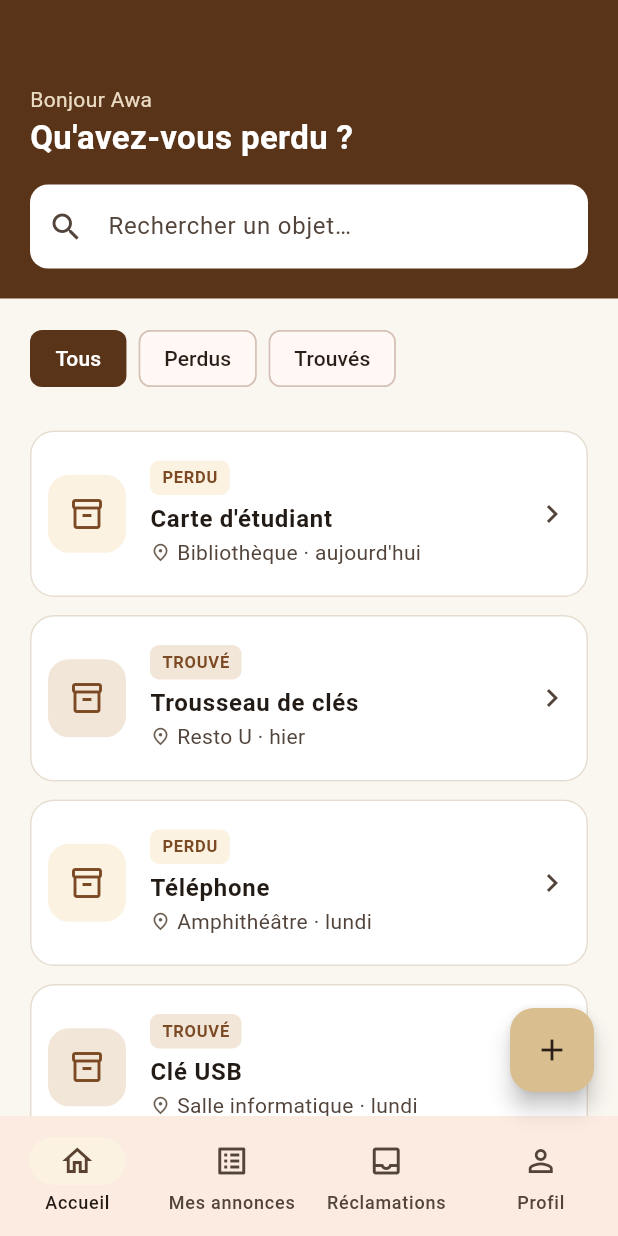
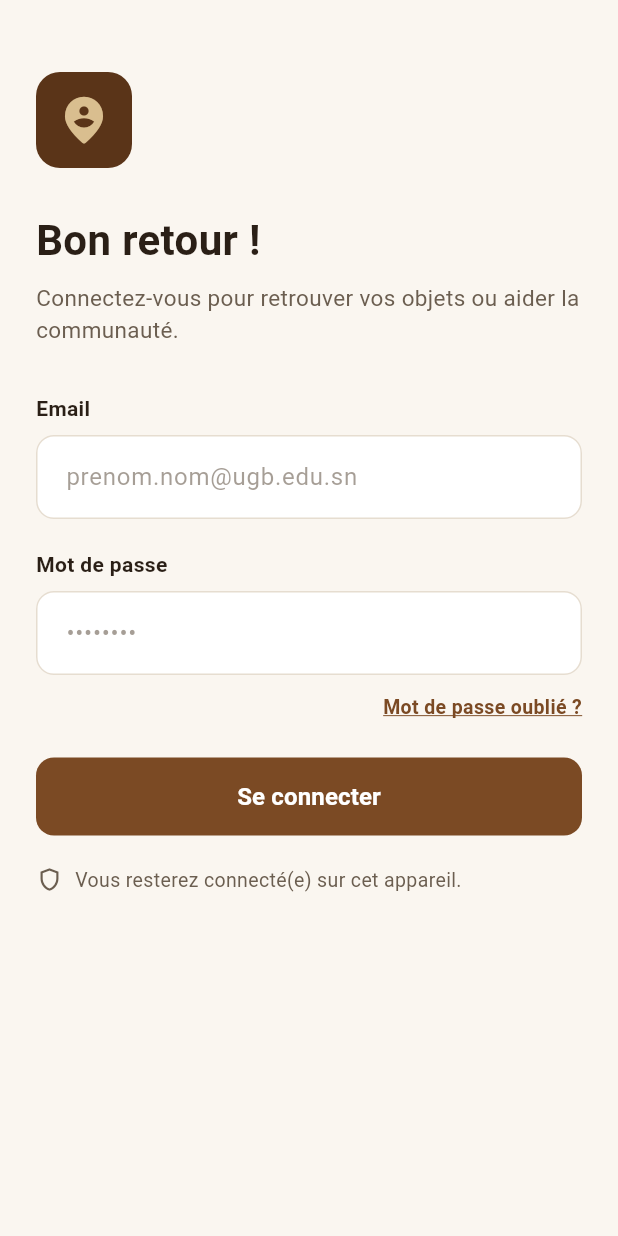
Before and after one commit to Fatou-fa/CampusLost, a Flutter app: the screen it shows after launch, on a phone screen of 412 x 824 dp. Run offline on Flutter 3.47's test engine with Material 3 defaults, Android fonts, the phone set to English and light mode, and no system bars.

Commit message:
Page connexion

```diff
--- a/analysis_options.yaml
+++ b/analysis_options.yaml
@@ -7,6 +7,15 @@
 
 # The following line activates a set of recommended lints for Flutter apps,
 # packages, and plugins designed to encourage good coding practices.
+analyzer:
+  exclude:
+    - build/**
+    - android/**
+    - ios/**
+    - web/**
+    - windows/**
+    - macos/**
+    - linux/**
 include: package:flutter_lints/flutter.yaml
 
 linter:
--- a/lib/main.dart
+++ b/lib/main.dart
@@ -1,3 +1,4 @@
+import 'package:campuslost/screens/login_screen.dart';
 import 'package:flutter/material.dart';
 
 import 'screens/accueil_screen.dart';
@@ -20,7 +21,7 @@ class CampusLostApp extends StatelessWidget {
         colorScheme: ColorScheme.fromSeed(seedColor: Couleurs.marron),
         useMaterial3: true,
       ),
-      home: const AccueilScreen(),
+      home: const LoginScreen(),
     );
   }
 }
--- /dev/null
+++ b/lib/screens/login_screen.dart
@@ -0,0 +1,249 @@
+import 'package:campuslost/theme/couleurs.dart';
+import 'package:flutter/material.dart';
+
+class LoginScreen extends StatefulWidget {
+  const LoginScreen({super.key});
+
+  @override
+  State<LoginScreen> createState() => _LoginScreenState();
+}
+
+class _LoginScreenState extends State<LoginScreen> {
+  final formKey = GlobalKey<FormState>();
+  final email = TextEditingController();
+  final password = TextEditingController();
+
+  @override
+  void dispose() {
+    email.dispose();
+    password.dispose();
+    super.dispose();
+  }
+
+  @override
+  Widget build(BuildContext context) {
+    return Scaffold(
+      backgroundColor: Couleurs.fond,
+      body: SafeArea(
+        child: SingleChildScrollView(
+          padding: const EdgeInsets.symmetric(horizontal: 24, vertical: 32),
+          child: Form(
+            key: formKey,
+            child: Column(
+              crossAxisAlignment: CrossAxisAlignment.start,
+              children: [
+                const SizedBox(height: 16),
+                // Logo carré arrondi marron foncé avec icône beige
+                Container(
+                  width: 64,
+                  height: 64,
+                  decoration: BoxDecoration(
+                    color: Couleurs.marronFonce,
+                    borderRadius: BorderRadius.circular(16),
+                  ),
+                  child: const Icon(
+                    Icons.person_pin_circle_rounded,
+                    color: Couleurs.beige,
+                    size: 38,
+                  ),
+                ),
+                const SizedBox(height: 28),
+                // Titre principal
+                const Text(
+                  'Bon retour !',
+                  style: TextStyle(
+                    fontSize: 28,
+                    fontWeight: FontWeight.bold,
+                    color: Couleurs.texte,
+                  ),
+                ),
+                const SizedBox(height: 8),
+                // Sous-titre
+                const Text(
+                  'Connectez-vous pour retrouver vos objets ou aider la communauté.',
+                  style: TextStyle(
+                    fontSize: 15,
+                    color: Couleurs.texteDiscret,
+                    height: 1.4,
+                  ),
+                ),
+                const SizedBox(height: 32),
+                // Libellé Email
+                const Text(
+                  'Email',
+                  style: TextStyle(
+                    fontSize: 14,
+                    fontWeight: FontWeight.w600,
+                    color: Couleurs.texte,
+                  ),
+                ),
+                const SizedBox(height: 8),
+                TextFormField(
+                  controller: email,
+                  keyboardType: TextInputType.emailAddress,
+                  decoration: InputDecoration(
+                    hintText: 'prenom.nom@ugb.edu.sn',
+                    hintStyle: TextStyle(
+                      color: Couleurs.texteDiscret.withOpacity(0.6),
+                    ),
+                    filled: true,
+                    fillColor: Colors.white,
+                    contentPadding: const EdgeInsets.symmetric(
+                      horizontal: 16,
+                      vertical: 16,
+                    ),
+                    enabledBorder: OutlineInputBorder(
+                      borderRadius: BorderRadius.circular(12),
+                      borderSide: const BorderSide(color: Couleurs.bordure),
+                    ),
+                    focusedBorder: OutlineInputBorder(
+                      borderRadius: BorderRadius.circular(12),
+                      borderSide: const BorderSide(
+                        color: Couleurs.marron,
+                        width: 1.5,
+                      ),
+                    ),
+                    border: OutlineInputBorder(
+                      borderRadius: BorderRadius.circular(12),
+                    ),
+                  ),
+                  validator: (v) {
+                    if (v == null || v.trim().isEmpty) {
+                      return 'Email obligatoire';
+                    }
+                    if (!v.contains('@')) {
+                      return 'Email invalide';
+                    }
+                    return null;
+                  },
+                ),
+                const SizedBox(height: 20),
+                // Libellé Mot de passe
+                const Text(
+                  'Mot de passe',
+                  style: TextStyle(
+                    fontSize: 14,
+                    fontWeight: FontWeight.w600,
+                    color: Couleurs.texte,
+                  ),
+                ),
+                const SizedBox(height: 8),
+                TextFormField(
+                  controller: password,
+                  obscureText: true,
+                  decoration: InputDecoration(
+                    hintText: '••••••••',
+                    hintStyle: TextStyle(
+                      color: Couleurs.texteDiscret.withOpacity(0.6),
+                    ),
+                    filled: true,
+                    fillColor: Colors.white,
+                    contentPadding: const EdgeInsets.symmetric(
+                      horizontal: 16,
+                      vertical: 16,
+                    ),
+                    enabledBorder: OutlineInputBorder(
+                      borderRadius: BorderRadius.circular(12),
+                      borderSide: const BorderSide(color: Couleurs.bordure),
+                    ),
+                    focusedBorder: OutlineInputBorder(
+                      borderRadius: BorderRadius.circular(12),
+                      borderSide: const BorderSide(
+                        color: Couleurs.marron,
+                        width: 1.5,
+                      ),
+                    ),
+                    border: OutlineInputBorder(
+                      borderRadius: BorderRadius.circular(12),
+                    ),
+                  ),
+                  validator: (v) {
+                    if (v == null || v.isEmpty) {
+                      return 'Mot de passe obligatoire';
+                    }
+                    if (v.length < 6) {
+                      return '6 caractères minimum';
+                    }
+                    return null;
+                  },
+                ),
+                const SizedBox(height: 12),
+                // Lien Mot de passe oublié aligné à droite
+                Align(
+                  alignment: Alignment.centerRight,
+                  child: GestureDetector(
+                    onTap: () {
+                      // Action mot de passe oublié
+                    },
+                    child: const Text(
+                      'Mot de passe oublié ?',
+                      style: TextStyle(
+                        fontSize: 13,
+                        fontWeight: FontWeight.w600,
+                        color: Couleurs.marron,
+                        decoration: TextDecoration.underline,
+                        decorationColor: Couleurs.marron,
+                      ),
+                    ),
+                  ),
+                ),
+                const SizedBox(height: 24),
+                // Bouton Se connecter pleine largeur sans icône
+                SizedBox(
+                  width: double.infinity,
+                  height: 52,
+                  child: FilledButton(
+                    style: FilledButton.styleFrom(
+                      backgroundColor: Couleurs.marron,
+                      foregroundColor: Colors.white,
+                      shape: RoundedRectangleBorder(
+                        borderRadius: BorderRadius.circular(12),
+                      ),
+                    ),
+                    onPressed: () {
+                      if (formKey.currentState!.validate()) {
+                        ScaffoldMessenger.of(context).showSnackBar(
+                          const SnackBar(
+                            content: Text('Connexion simulée'),
+                          ),
+                        );
+                      }
+                    },
+                    child: const Text(
+                      'Se connecter',
+                      style: TextStyle(
+                        fontSize: 16,
+                        fontWeight: FontWeight.w600,
+                      ),
+                    ),
+                  ),
+                ),
+                const SizedBox(height: 20),
+                // Mention de session persistante en bas
+                const Row(
+                  children: [
+                    Icon(
+                      Icons.shield_outlined,
+                      size: 18,
+                      color: Couleurs.texteDiscret,
+                    ),
+                    SizedBox(width: 8),
+                    Expanded(
+                      child: Text(
+                        'Vous resterez connecté(e) sur cet appareil.',
+                        style: TextStyle(
+                          fontSize: 13,
+                          color: Couleurs.texteDiscret,
+                        ),
+                      ),
+                    ),
+                  ],
+                ),
+              ],
+            ),
+          ),
+        ),
+      ),
+    );
+  }
+}
```
